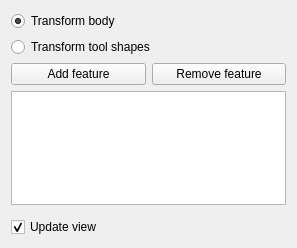
Qt form src/Mod/PartDesign/Gui/TaskTransformedParameters.ui (southseact-3d/fcd) before a commit.
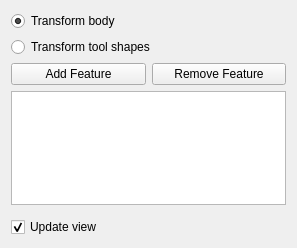
The same form after that commit.

The edit to the form file:
```diff
--- a/src/Mod/PartDesign/Gui/TaskTransformedParameters.ui
+++ b/src/Mod/PartDesign/Gui/TaskTransformedParameters.ui
@@ -75,7 +75,7 @@
         <item>
          <widget class="QPushButton" name="buttonAddFeature">
           <property name="text">
-           <string>Add feature</string>
+           <string>Add Feature</string>
           </property>
           <property name="checkable">
            <bool>true</bool>
@@ -85,7 +85,7 @@
         <item>
          <widget class="QPushButton" name="buttonRemoveFeature">
           <property name="text">
-           <string>Remove feature</string>
+           <string>Remove Feature</string>
           </property>
           <property name="checkable">
            <bool>true</bool>
```
